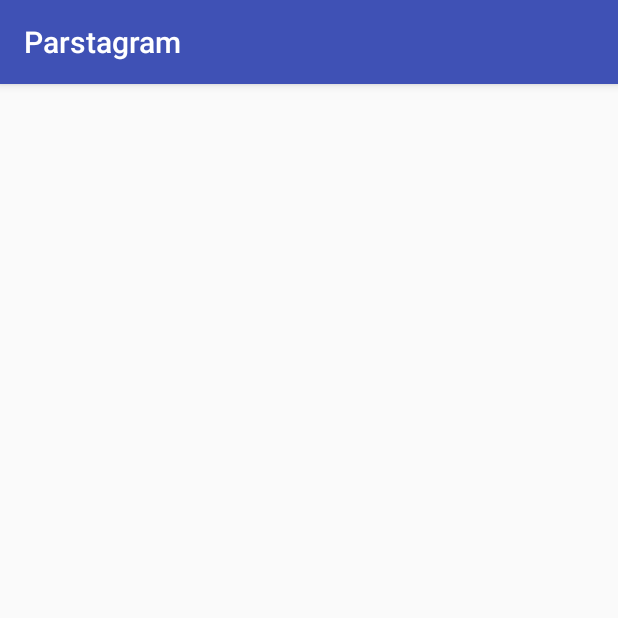
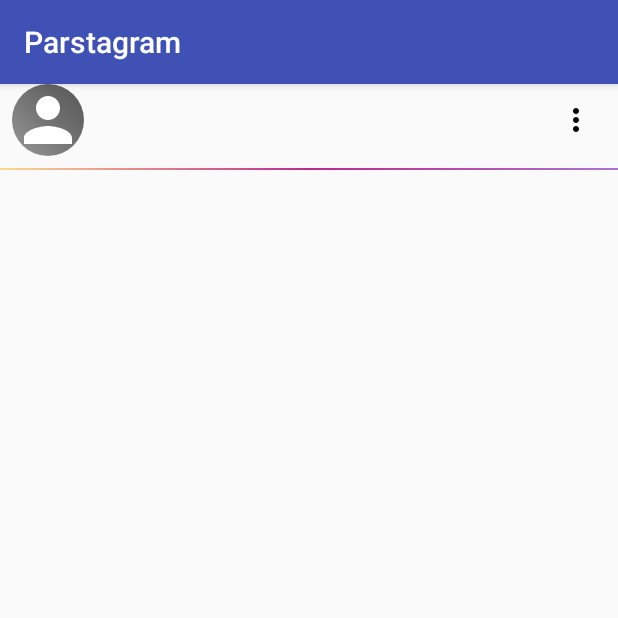
Before and after one commit to katherinelazar/Parstagram, an Android app: the fragment ProfileFragment shown on its own in the app's theme, on a phone screen of 412 x 824 dp, the top half of it. Run offline under Robolectric (Android 15) with nearby library versions, the phone set to English and light mode, and no system bars.

Commit message:
added profile page

```diff
--- a/app/src/main/java/me/katherinelazar/parstagram/MainActivity.java
+++ b/app/src/main/java/me/katherinelazar/parstagram/MainActivity.java
@@ -40,6 +40,7 @@ public class MainActivity extends AppCompatActivity implements CameraFragment.Ca
     ShowDetailsFragment detailsFragment = new ShowDetailsFragment();
     CameraFragment cameraFragment = new CameraFragment();
     TimeLineFragment timeLineFragment = new TimeLineFragment();
+    ProfileFragment profileFragment = new ProfileFragment();
 
     public final String APP_TAG = "MyCustomApp";
     public final static int CAPTURE_IMAGE_ACTIVITY_REQUEST_CODE = 1034;
@@ -59,6 +60,7 @@ public class MainActivity extends AppCompatActivity implements CameraFragment.Ca
         fragments.add(new NotYetImplementedFragment());
         fragments.add(cameraFragment);
         fragments.add(new NotYetImplementedFragment());
+        fragments.add(profileFragment);
         fragments.add(new NotYetImplementedFragment());
         fragments.add(detailsFragment);
 
@@ -80,7 +82,7 @@ public class MainActivity extends AppCompatActivity implements CameraFragment.Ca
             @Override
             public void onPageSelected(int position) {
                 getSupportActionBar().show();
-
+//                whoops....turns out i didn't need any of this
 //                switch (position) {
 //                    case 0:
 //                        bottomNavigation.setSelectedItemId(R.id.action_home);
@@ -124,10 +126,8 @@ public class MainActivity extends AppCompatActivity implements CameraFragment.Ca
                     case R.id.action_discover:
                         viewPager.setCurrentItem(1);
                         return true;
-
                     case R.id.action_camera:
                         viewPager.setCurrentItem(2);
-
                         // it goes outside of application
                         // then we need to handle the activity result (how do we do this? what method????)
                         //
@@ -198,7 +198,5 @@ public class MainActivity extends AppCompatActivity implements CameraFragment.Ca
         viewPager.setCurrentItem(5);
 //        bottomNavigation.setSelectedItemId(R.id.action_discover);
 
-        // viewPager.setCurrentItem(detailsFragment, true);
-        // TODO change fragment
     }
 }
--- a/app/src/main/res/layout/fragment_profile.xml
+++ b/app/src/main/res/layout/fragment_profile.xml
@@ -1,10 +1,58 @@
 <?xml version="1.0" encoding="utf-8"?>
-<RelativeLayout xmlns:android="http://schemas.android.com/apk/res/android"
-    xmlns:tools="http://schemas.android.com/tools"
+<android.support.constraint.ConstraintLayout xmlns:android="http://schemas.android.com/apk/res/android"
     android:layout_width="match_parent"
-    android:layout_height="match_parent"
-    tools:context=".ProfileFragment">
+    android:layout_height="wrap_content"
+    xmlns:app="http://schemas.android.com/apk/res-auto"
+    xmlns:tools="http://schemas.android.com/tools">
 
-    <!-- TODO: Update blank fragment layout -->
+    <ImageView
+        android:id="@+id/avatar_iv"
+        android:layout_width="48dp"
+        android:layout_height="48dp"
+        android:layout_marginStart="8dp"
+        app:layout_constraintBottom_toTopOf="@+id/top_guideline"
+        app:layout_constraintEnd_toEndOf="parent"
+        app:srcCompat="@drawable/ic_placeholder_circle"
+        app:layout_constraintHorizontal_bias="0.0"
+        app:layout_constraintStart_toStartOf="parent"
+        app:layout_constraintTop_toTopOf="parent" />
 
-</RelativeLayout>
+    <TextView
+        android:id="@+id/username_tv"
+        android:layout_width="wrap_content"
+        android:layout_height="wrap_content"
+        android:layout_marginEnd="8dp"
+        android:layout_marginStart="16dp"
+        android:textAppearance="@style/TextAppearance.AppCompat.Title"
+        app:layout_constraintBottom_toBottomOf="@+id/avatar_iv"
+        app:layout_constraintEnd_toStartOf="@+id/menu_iv"
+        app:layout_constraintHorizontal_bias="0.0"
+        app:layout_constraintStart_toEndOf="@+id/avatar_iv"
+        app:layout_constraintTop_toTopOf="parent" />
+
+    <ImageView
+        android:id="@+id/menu_iv"
+        android:layout_width="wrap_content"
+        android:layout_height="wrap_content"
+        android:layout_marginEnd="8dp"
+        android:padding="8dp"
+        android:scaleType="fitCenter"
+        app:layout_constraintBottom_toBottomOf="@+id/avatar_iv"
+        app:layout_constraintEnd_toEndOf="parent"
+        app:layout_constraintHorizontal_bias="1.0"
+        app:layout_constraintStart_toStartOf="parent"
+        app:layout_constraintTop_toTopOf="parent"
+        app:srcCompat="@drawable/menu_dots_vert_24dp" />
+
+    <View
+        android:id="@+id/info_divider"
+        android:layout_width="0dp"
+        android:layout_height="1dp"
+        android:layout_marginTop="8dp"
+        android:background="@drawable/bg_gradient_divider"
+        app:layout_constraintBottom_toBottomOf="parent"
+        app:layout_constraintEnd_toEndOf="parent"
+        app:layout_constraintStart_toStartOf="parent"
+        app:layout_constraintTop_toBottomOf="@+id/avatar_iv" />
+
+</android.support.constraint.ConstraintLayout>
```
